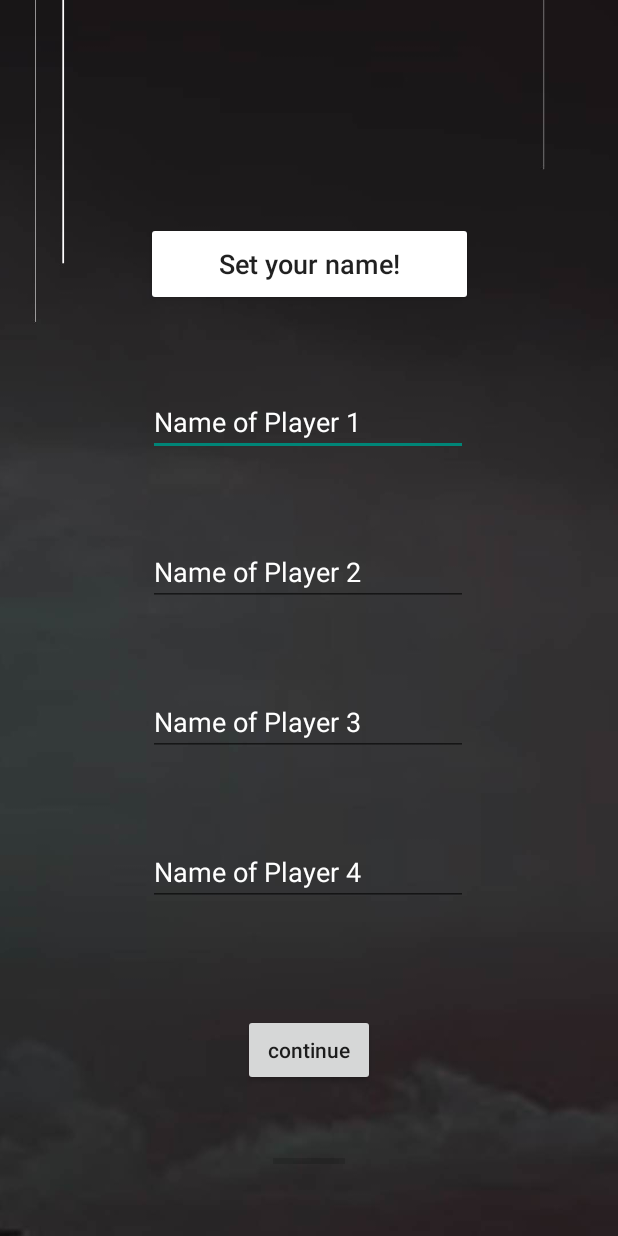
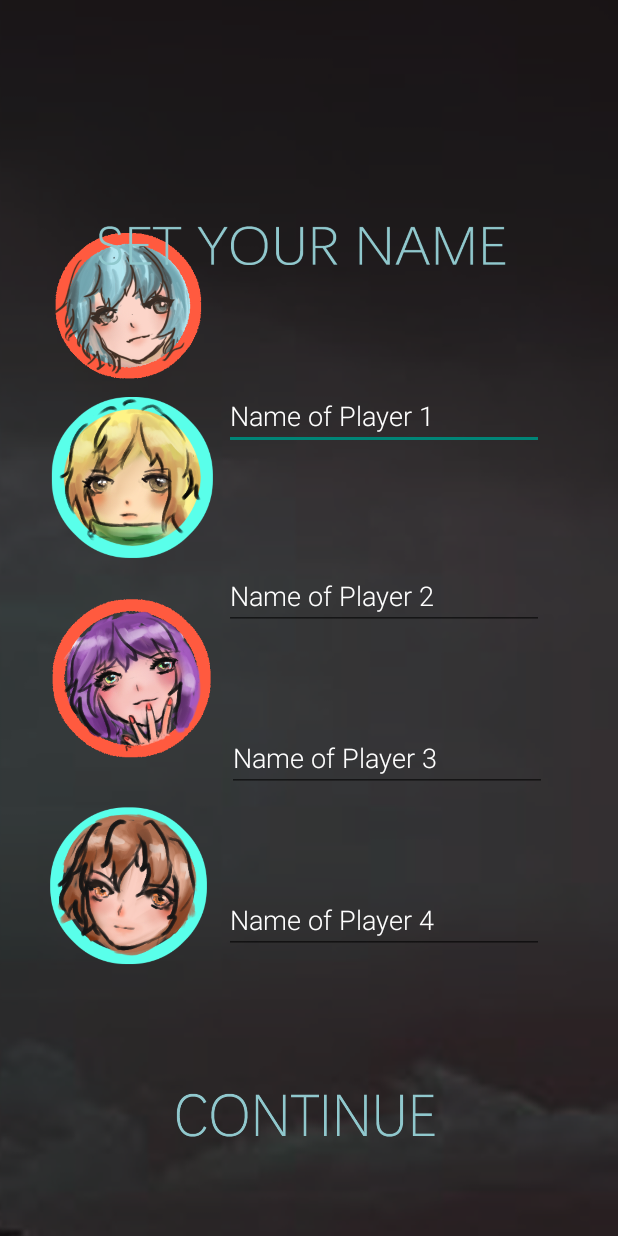
Before and after one commit to MJumbrella/HitBall-App, an Android app: the Playerinfo screen opened directly, with no data from a screen before it, on a phone screen of 412 x 824 dp. Run offline under Robolectric (Android 15) with nearby library versions, the light colour scheme and no system bars.

Commit message:
changed the name display at mainboard

```diff
--- a/app/src/main/res/layout/activity_playerinfo.xml
+++ b/app/src/main/res/layout/activity_playerinfo.xml
@@ -4,100 +4,149 @@
     xmlns:tools="http://schemas.android.com/tools"
     android:layout_width="match_parent"
     android:layout_height="match_parent"
-    android:background="@drawable/bb"
+    android:background="@drawable/backg"
     tools:context=".Playerinfo">
 
     <EditText
         android:id="@+id/p1"
         android:layout_width="wrap_content"
         android:layout_height="wrap_content"
-        android:layout_marginBottom="520dp"
+        android:layout_marginBottom="524dp"
         android:autofillHints=""
         android:ems="10"
+        android:fontFamily="sans-serif-light"
         android:hint="Name of Player 1"
         android:inputType="textPersonName"
+        android:textColor="#FFFFFF"
         android:textColorHint="#FFFFFF"
         app:layout_constraintBottom_toBottomOf="parent"
         app:layout_constraintEnd_toEndOf="parent"
-        app:layout_constraintHorizontal_bias="0.497"
+        app:layout_constraintHorizontal_bias="0.751"
         app:layout_constraintStart_toStartOf="parent" />
 
     <EditText
         android:id="@+id/p2"
         android:layout_width="wrap_content"
         android:layout_height="wrap_content"
-        android:layout_marginBottom="420dp"
+        android:layout_marginBottom="404dp"
         android:autofillHints=""
         android:ems="10"
+        android:fontFamily="sans-serif-light"
         android:hint="Name of Player 2"
         android:importantForAutofill="no"
         android:inputType="textPersonName"
         android:textColorHint="#FFFFFF"
         app:layout_constraintBottom_toBottomOf="parent"
         app:layout_constraintEnd_toEndOf="parent"
-        app:layout_constraintHorizontal_bias="0.497"
+        app:layout_constraintHorizontal_bias="0.751"
         app:layout_constraintStart_toStartOf="parent" />
 
     <EditText
         android:id="@+id/p3"
         android:layout_width="wrap_content"
         android:layout_height="wrap_content"
-        android:layout_marginBottom="320dp"
+        android:layout_marginBottom="296dp"
         android:autofillHints=""
         android:ems="10"
+        android:fontFamily="sans-serif-light"
         android:hint="Name of Player 3"
         android:inputType="textPersonName"
         android:textColorHint="#FFFFFF"
         app:layout_constraintBottom_toBottomOf="parent"
         app:layout_constraintEnd_toEndOf="parent"
-        app:layout_constraintHorizontal_bias="0.497"
+        app:layout_constraintHorizontal_bias="0.761"
         app:layout_constraintStart_toStartOf="parent" />
 
     <EditText
         android:id="@+id/p4"
         android:layout_width="wrap_content"
         android:layout_height="wrap_content"
-        android:layout_marginBottom="220dp"
+        android:layout_marginBottom="188dp"
         android:autofillHints=""
         android:ems="10"
+        android:fontFamily="sans-serif-light"
         android:hint="Name of Player 4"
         android:inputType="textPersonName"
         android:textColorHint="#FFFFFF"
         app:layout_constraintBottom_toBottomOf="parent"
         app:layout_constraintEnd_toEndOf="parent"
-        app:layout_constraintHorizontal_bias="0.497"
+        app:layout_constraintHorizontal_bias="0.751"
         app:layout_constraintStart_toStartOf="parent" />
 
     <Button
         android:id="@+id/Continue"
-        android:layout_width="wrap_content"
-        android:layout_height="wrap_content"
-        android:layout_marginBottom="100dp"
-        android:text="continue"
+        android:layout_width="184dp"
+        android:layout_height="45dp"
+        android:layout_marginBottom="56dp"
+        android:background="@drawable/conti"
         app:layout_constraintBottom_toBottomOf="parent"
         app:layout_constraintEnd_toEndOf="parent"
+        app:layout_constraintHorizontal_bias="0.497"
         app:layout_constraintStart_toStartOf="parent" />
 
-    <Button
+    <ImageView
+        android:id="@+id/imageView"
+        android:layout_width="123dp"
+        android:layout_height="0dp"
+        android:layout_marginStart="28dp"
+        android:layout_marginLeft="28dp"
+        android:layout_marginTop="111dp"
+        android:layout_marginBottom="201dp"
+        app:layout_constraintBottom_toTopOf="@+id/imageView5"
+        app:layout_constraintEnd_toStartOf="@+id/p1"
+        app:layout_constraintStart_toStartOf="parent"
+        app:layout_constraintTop_toTopOf="parent"
+        app:srcCompat="@drawable/player1" />
+
+    <ImageView
+        android:id="@+id/imageView2"
+        android:layout_width="123dp"
+        android:layout_height="0dp"
+        android:layout_marginStart="28dp"
+        android:layout_marginLeft="28dp"
+        android:layout_marginTop="226dp"
+        android:layout_marginBottom="86dp"
+        app:layout_constraintBottom_toTopOf="@+id/imageView5"
+        app:layout_constraintEnd_toStartOf="@+id/p2"
+        app:layout_constraintStart_toStartOf="parent"
+        app:layout_constraintTop_toTopOf="parent"
+        app:srcCompat="@drawable/player2" />
+
+    <ImageView
+        android:id="@+id/imageView3"
+        android:layout_width="123dp"
+        android:layout_height="140dp"
+        android:layout_marginStart="28dp"
+        android:layout_marginLeft="28dp"
+        android:layout_marginTop="113dp"
+        android:layout_marginBottom="113dp"
+        app:layout_constraintBottom_toBottomOf="@+id/imageView5"
+        app:layout_constraintEnd_toStartOf="@+id/p3"
+        app:layout_constraintStart_toStartOf="parent"
+        app:layout_constraintTop_toTopOf="@+id/imageView2"
+        app:srcCompat="@drawable/player4" />
+
+    <ImageView
+        android:id="@+id/imageView5"
+        android:layout_width="123dp"
+        android:layout_height="0dp"
+        android:layout_marginStart="28dp"
+        android:layout_marginLeft="28dp"
+        android:layout_marginBottom="139dp"
+        app:layout_constraintBottom_toBottomOf="parent"
+        app:layout_constraintEnd_toStartOf="@+id/p4"
+        app:layout_constraintStart_toStartOf="parent"
+        app:layout_constraintTop_toBottomOf="@+id/imageView2"
+        app:srcCompat="@drawable/player3" />
+
+    <ImageView
         android:id="@+id/Title"
-        android:layout_width="218dp"
-        android:layout_height="56dp"
-        android:layout_marginBottom="620dp"
-        android:text="Set your name!"
-        android:textSize="18sp"
-        app:backgroundTint="#FFFFFF"
+        android:layout_width="409dp"
+        android:layout_height="112dp"
+        android:layout_marginBottom="600dp"
+        android:background="@drawable/setyourname1"
         app:layout_constraintBottom_toBottomOf="parent"
         app:layout_constraintEnd_toEndOf="parent"
+        app:layout_constraintHorizontal_bias="1.0"
         app:layout_constraintStart_toStartOf="parent" />
-
-    <ProgressBar
-        android:id="@+id/progressBar"
-        style="?android:attr/progressBarStyleHorizontal"
-        android:layout_width="wrap_content"
-        android:layout_height="wrap_content"
-        android:max="100"
-        app:layout_constraintBottom_toBottomOf="parent"
-        app:layout_constraintEnd_toEndOf="parent"
-        app:layout_constraintStart_toStartOf="parent"
-        app:layout_constraintTop_toBottomOf="@+id/Continue" />
 </androidx.constraintlayout.widget.ConstraintLayout>
```
Also changed, not shown: app/src/main/java/com/example/hitball/Main_Game_Board.java (+30 -34 lines), app/src/main/res/drawable/conti.png (added), app/src/main/res/drawable/setyourname1.png (added).
